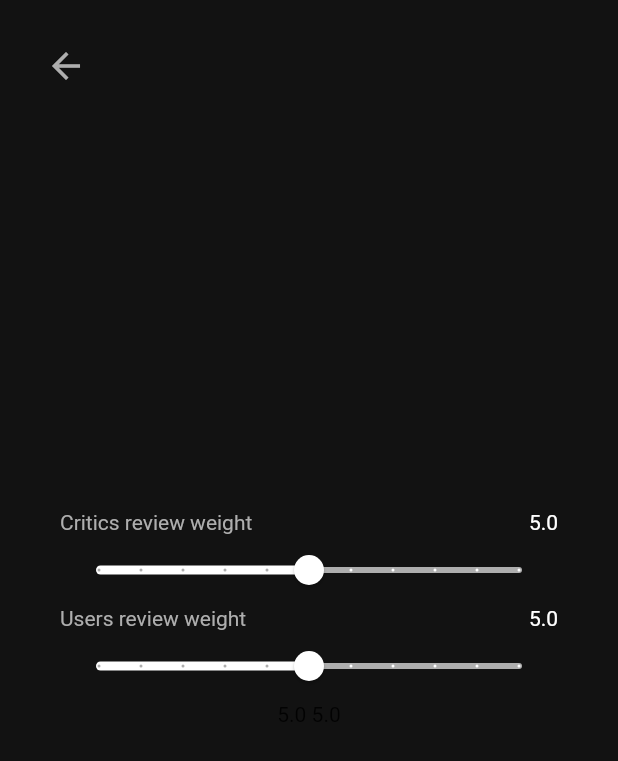
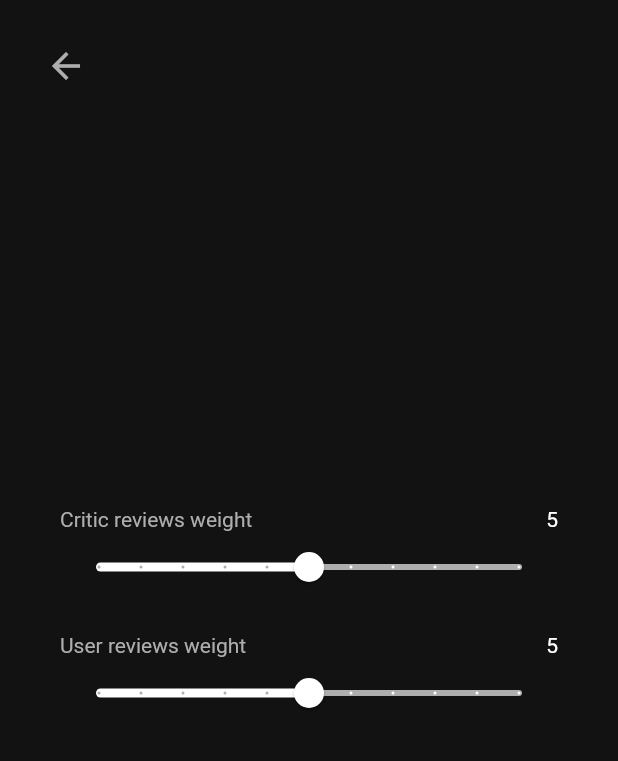
Before and after one commit to FruitSnack1/should-i-watch-it, a Flutter app: the screen it shows after launch, after a tap on the "settings" icon, on a phone screen of 412 x 824 dp. Shown: the top 761 px of the screen. Run offline on Flutter 3.47's test engine with Material 2 defaults, Android fonts, the phone set to English and light mode, and no system bars; our stand-ins replace google_fonts, shared_preferences; network calls fail; Roboto replaces fonts that are missing (Ubuntu).

Commit message:
search from api, local storage for settings

```diff
--- a/lib/home.dart
+++ b/lib/home.dart
@@ -1,9 +1,13 @@
+import 'dart:convert';
+
 import 'package:flutter/cupertino.dart';
 import 'package:flutter/material.dart';
 import 'package:should_i_watch_it/search.dart';
 import 'package:should_i_watch_it/searchResult.dart';
+import 'package:should_i_watch_it/searchResultData.dart';
 import 'package:should_i_watch_it/settings.dart';
 import 'package:should_i_watch_it/title.dart';
+import 'package:http/http.dart' as http;
 
 class Home extends StatefulWidget {
   const Home({Key? key}) : super(key: key);
@@ -13,27 +17,61 @@ class Home extends StatefulWidget {
 }
 
 class _HomeState extends State<Home> {
+  List<SearchResultData> _searchResults = [];
+  bool _loading = false;
+
   openSettings() {
     Navigator.push(
         context, MaterialPageRoute(builder: (context) => Settings()));
   }
 
+  onSearch(String searchText) async {
+    _loading = true;
+    http.Response response = await http
+        .get(Uri.parse('http://168.119.116.61:8888/search/${searchText}'));
+    if (response.statusCode == 200) {
+      List data = json.decode(response.body);
+      setState(() {
+        _searchResults = data.map((e) => SearchResultData.fromJson(e)).toList();
+        _loading = false;
+      });
+      print(_searchResults);
+    }
+  }
+
+  Widget resultBuilder(BuildContext context, int index) {
+    return SearchResult(_searchResults[index].title, _searchResults[index].year,
+        _searchResults[index].imageUrl);
+  }
+
   @override
   Widget build(BuildContext context) {
     return Scaffold(
+      resizeToAvoidBottomInset: false,
       backgroundColor: Theme.of(context).backgroundColor,
-      body: Stack(
+      body: SafeArea(
+        child: Stack(
           children: [
             Container(
               padding: EdgeInsets.symmetric(horizontal: 40),
               child: Column(
                 mainAxisAlignment: MainAxisAlignment.center,
                 children: [
+                  SizedBox(height: 80),
                   TitleText(),
-                SizedBox(height: 60),
-                Search(),
                   SizedBox(height: 20),
-                SearchResult(),
+                  Search(onSearch),
+                  SizedBox(height: 20),
+                  Container(
+                    width: 600,
+                    height: 300,
+                    child: _loading
+                        ? CircularProgressIndicator()
+                        : ListView.builder(
+                            itemCount: _searchResults.length,
+                            itemBuilder: resultBuilder,
+                          ),
+                  ),
                 ],
               ),
             ),
@@ -49,6 +87,7 @@ class _HomeState extends State<Home> {
             )
           ],
         ),
+      ),
     );
   }
 }
--- a/lib/settings.dart
+++ b/lib/settings.dart
@@ -1,6 +1,7 @@
 import 'package:flutter/cupertino.dart';
 import 'package:flutter/material.dart';
 import 'package:google_fonts/google_fonts.dart';
+import 'package:shared_preferences/shared_preferences.dart';
 
 class Settings extends StatefulWidget {
   const Settings({Key? key}) : super(key: key);
@@ -10,32 +11,41 @@ class Settings extends StatefulWidget {
 }
 
 class _SettingsState extends State<Settings> {
-  double criticsWeight = 5;
-  double usersWeight = 5;
+  double criticWeight = 5;
+  double userWeight = 5;
 
   closeSettings() {
     Navigator.pop(context);
   }
 
-  onCriticsWeightChange(value) {
+  onCriticWeightChange(value) {
     setState(() {
-      criticsWeight = value;
-      usersWeight = 10 - criticsWeight;
+      criticWeight = value;
+      userWeight = 10 - criticWeight;
+      saveWeights();
     });
   }
 
-  onUsersWeightChange(value) {
+  onUserWeightChange(value) {
     setState(() {
-      usersWeight = value;
-      criticsWeight = 10 - usersWeight;
+      userWeight = value;
+      criticWeight = 10 - userWeight;
+      saveWeights();
     });
+  }
+
+  saveWeights() async {
+    final prefs = await SharedPreferences.getInstance();
+    prefs.setDouble('userWeight', userWeight);
+    prefs.setDouble('criticWeight', criticWeight);
   }
 
   @override
   Widget build(BuildContext context) {
     return Scaffold(
       backgroundColor: Theme.of(context).backgroundColor,
-      body: Stack(
+      body: SafeArea(
+        child: Stack(
           children: [
             Container(
               padding: EdgeInsets.all(20),
@@ -52,24 +62,27 @@ class _SettingsState extends State<Settings> {
                 crossAxisAlignment: CrossAxisAlignment.center,
                 mainAxisAlignment: MainAxisAlignment.center,
                 children: [
-                WeightSlider('Critics review weight', criticsWeight,
-                    onCriticsWeightChange),
+                  WeightSlider('Critic reviews weight', criticWeight,
+                      onCriticWeightChange),
+                  SizedBox(
+                    height: 20,
+                  ),
                   WeightSlider(
-                    'Users review weight', usersWeight, onUsersWeightChange),
-                Text('$criticsWeight $usersWeight')
+                      'User reviews weight', userWeight, onUserWeightChange),
                 ],
               ),
             )
           ],
+        ),
       ),
     );
   }
 }
 
 class WeightSlider extends StatefulWidget {
-  double value;
-  String name;
-  Function(double) cb;
+  final double value;
+  final String name;
+  final Function(double) cb;
   WeightSlider(this.name, this.value, this.cb);
 
   @override
@@ -90,7 +103,7 @@ class _WeightSliderState extends State<WeightSlider> {
               style: GoogleFonts.ubuntu(color: Theme.of(context).primaryColor),
             ),
             Text(
-              '${widget.value}',
+              '${widget.value.floor()}',
               style: GoogleFonts.ubuntu(color: Colors.white),
             ),
           ],
--- a/pubspec.yaml
+++ b/pubspec.yaml
@@ -29,6 +29,8 @@ dependencies:
   # Use with the CupertinoIcons class for iOS style icons.
   cupertino_icons: ^1.0.2
   google_fonts: ^2.2.0
+  shared_preferences: ^2.0.6
+  http: ^0.13.3
 
 dev_dependencies:
   flutter_test:
```
Also changed, not shown: lib/search.dart (+7 -1 lines), lib/searchResult.dart (+22 -5 lines), lib/searchResultData.dart (added, +17 -0 lines), pubspec.lock, 2 other files. Lines whose indentation alone changed are shown as unchanged.
